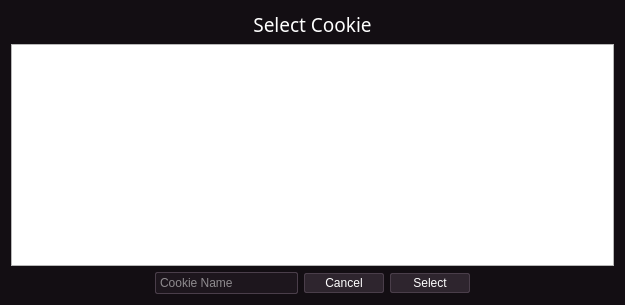
Above: core/qt5/Cookie.ui from VainlyStrain/Vailyn before the change. Below: the same form after it.
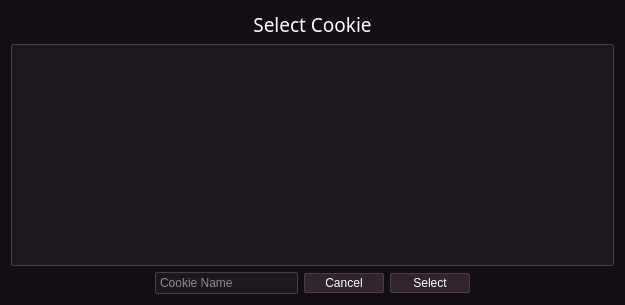
That is the form after the change. Icons and pictures are not drawn.

```diff
--- a/core/qt5/Cookie.ui
+++ b/core/qt5/Cookie.ui
@@ -774,6 +774,14 @@
 background-color: #221922;
 image: none;
 }
+
+QTextBrowser {
+border: 1px solid #4a3e4a;
+padding: 2;
+border-radius: 2px;
+background-color: #1d161d;
+selection-background-color: #271d27;
+}
 </string>
   </property>
   <property name="sizeGripEnabled">
```
